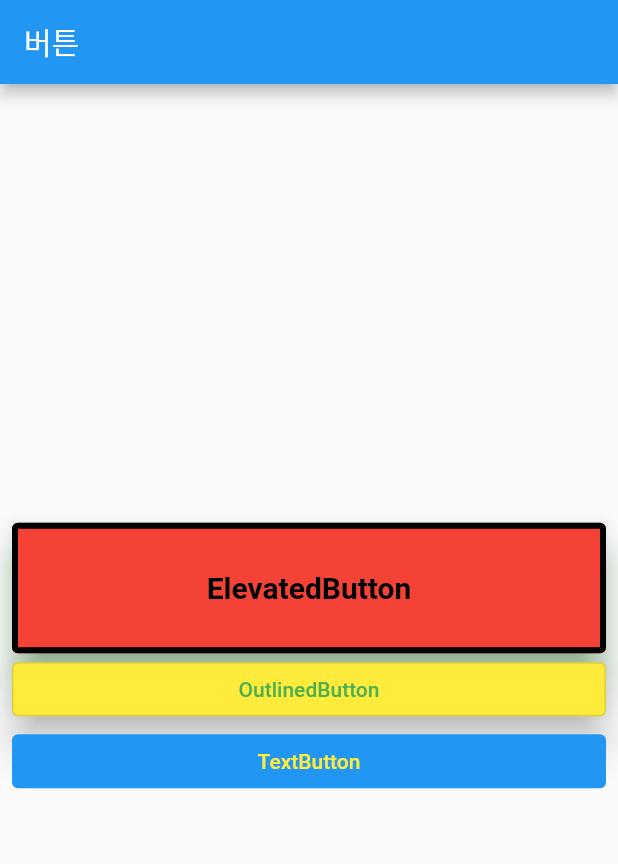
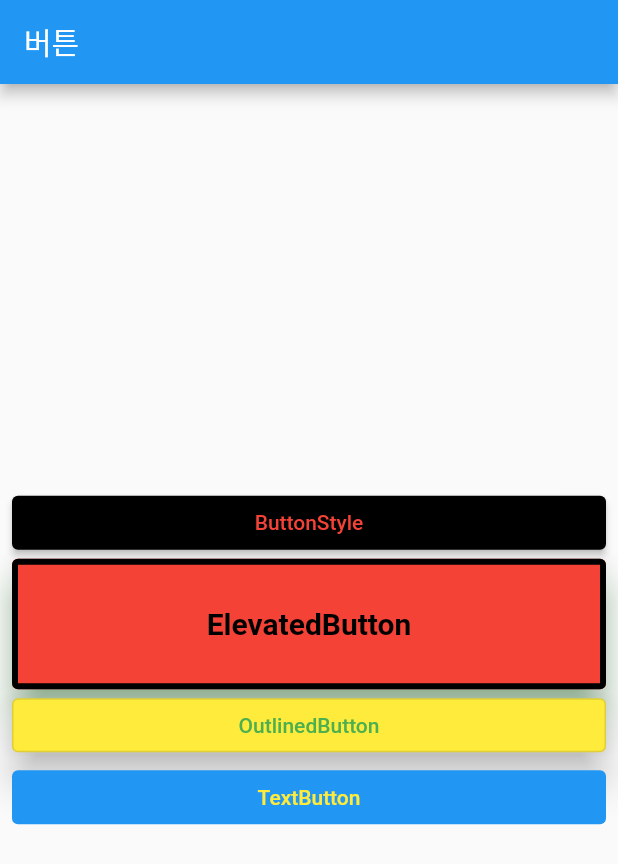
Before and after one commit to Jeffrey-Oh/flutter-buttons, a Flutter app: the screen it shows after launch, on a phone screen of 412 x 824 dp. Shown: the top 864 px of the screen. Run offline on Flutter 3.47's test engine with Material 2 defaults, Android fonts, the phone set to English and light mode, and no system bars.

Commit message:
ButtonStyle - Material State 정리하기

```diff
--- a/lib/screen/home/HomeScreen.dart
+++ b/lib/screen/home/HomeScreen.dart
@@ -15,6 +15,51 @@ class HomeScreen extends StatelessWidget {
           mainAxisAlignment: MainAxisAlignment.center,
           crossAxisAlignment: CrossAxisAlignment.stretch,
           children: [
+            ElevatedButton(
+              onPressed: () {},
+              style: ButtonStyle(
+                // Material State
+                // 상태에 따른 스타일 적용
+                // hovered - 호버링 상태 (마우스 커서를 올려놓은 상태)
+                // focused - 포커스 됐을 때 (텍스트 필드)
+                // pressed - 눌렸을 때
+                // dragged - 드래그 됐을 때
+                // selected - 선택 됐을 때 (체크박스, 라디오 버튼)
+                // scrollUnder - 다른 컴포넌트 밑으로 스크롤링 됐을 때
+                // disabled - 비활성화 됐을 때 (onPressed : null)
+                // error - 에러상태
+                // MaterialStateProperty.all - 모든 상태
+                // MaterialStateProperty.resolveWith - 특정 상태
+                backgroundColor: MaterialStateProperty.resolveWith(
+                    (Set<MaterialState> states) {
+                  if (states.contains(MaterialState.pressed)) {
+                    return Colors.green;
+                  }
+
+                  return Colors.black;
+                }),
+                foregroundColor: MaterialStateProperty.resolveWith(
+                  (Set<MaterialState> states) {
+                    if (states.contains(MaterialState.pressed)) {
+                      return Colors.white;
+                    }
+
+                    return Colors.red;
+                  },
+                ),
+                padding: MaterialStateProperty.resolveWith(
+                  (Set<MaterialState> states) {
+                    if (states.contains(MaterialState.pressed)) {
+                      return EdgeInsets.all(100);
+                    }
+                    return EdgeInsets.all(10);
+                  },
+                ),
+              ),
+              child: Text(
+                'ButtonStyle',
+              ),
+            ),
             // 배경과 테두리가 있는 버튼
             ElevatedButton(
               onPressed: () {},
@@ -37,7 +82,7 @@ class HomeScreen extends StatelessWidget {
                 side: BorderSide(
                   color: Colors.black,
                   width: 4,
-                )
+                ),
               ),
               child: Text(
                 "ElevatedButton",
```
Also changed, not shown: 1 other file.
